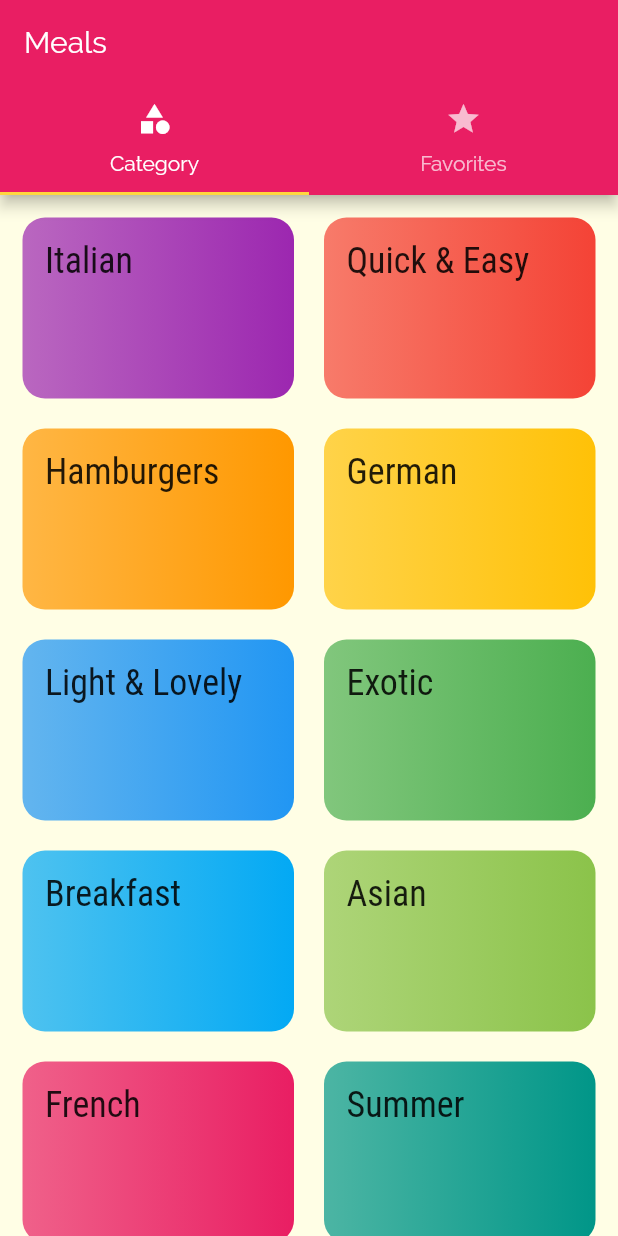
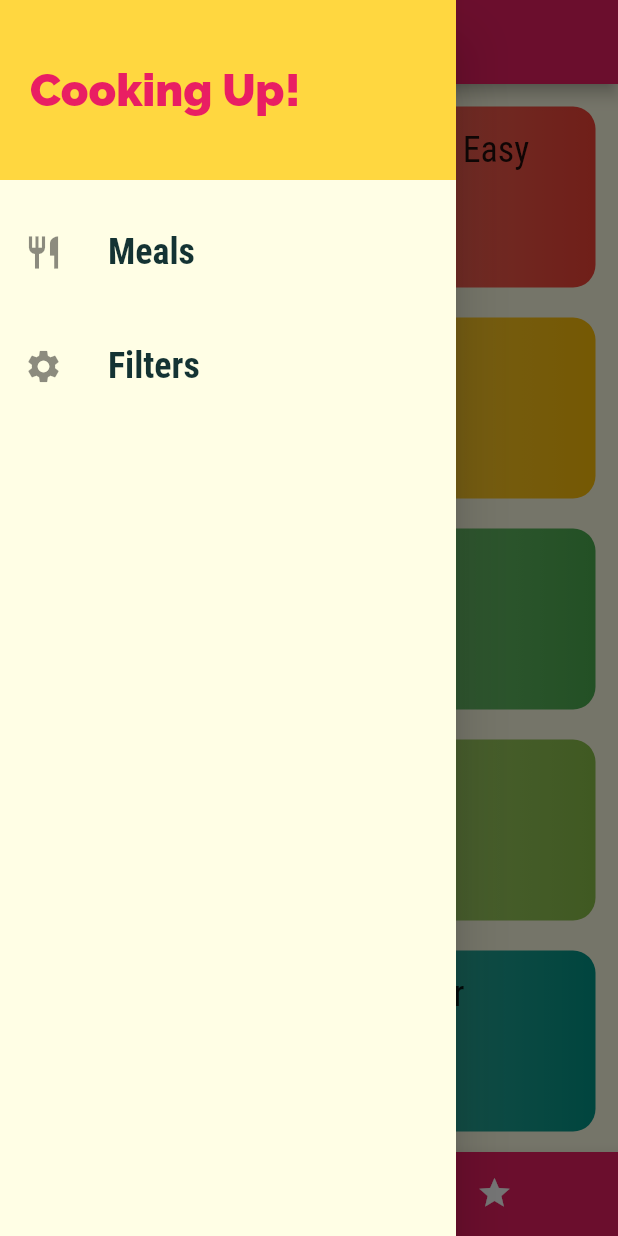
Before and after one commit to VanHungLe0611/FoodApp, a Flutter app: the screen it shows after launch, with the side drawer open (before the commit the screen has no drawer), on a phone screen of 412 x 824 dp. Run offline on Flutter 3.47's test engine with Material 2 defaults, Android fonts, the phone set to English and light mode, and no system bars.

Commit message:
add food filter

```diff
--- a/lib/main.dart
+++ b/lib/main.dart
@@ -1,15 +1,54 @@
+import 'package:FoodApp/dummy_data.dart';
 import 'package:FoodApp/screens/categories_screen.dart';
 import 'package:FoodApp/screens/category_meals_screen.dart';
+import 'package:FoodApp/screens/filters_screen.dart';
 import 'package:FoodApp/screens/meal_detail_screen.dart';
 import 'package:FoodApp/screens/tabs_screen.dart';
 import 'package:flutter/material.dart';
+
+import 'models/meal.dart';
 
 void main() {
   runApp(MyApp());
 }
 
-class MyApp extends StatelessWidget {
+class MyApp extends StatefulWidget {
   // This widget is the root of your application.
+  @override
+  _MyAppState createState() => _MyAppState();
+}
+
+class _MyAppState extends State<MyApp> {
+  Map<String, bool> _filters = {
+    'gluten': false,
+    'lactose': false,
+    'vegan': false,
+    'vegetarian': false
+  };
+
+  List<Meal> _availableMeals = DUMMY_MEALS;
+
+  void _setFilters(Map<String, bool> filterData) {
+    setState(() {
+      _filters = filterData;
+      _availableMeals = DUMMY_MEALS.where((meal) {
+        if (_filters['gluten'] && !meal.isGlutenFree) {
+          return false;
+        }
+        if (_filters['lactose'] && !meal.isLactoseFree) {
+          return false;
+        }
+        if (_filters['vegan'] && !meal.isVegan) {
+          return false;
+        }
+        if (_filters['vegetarian'] && !meal.isVegetarian) {
+          return false;
+        }
+        return true;
+      }).toList();
+    });
+  }
+
   @override
   Widget build(BuildContext context) {
     return MaterialApp(
@@ -30,16 +69,20 @@ class MyApp extends StatelessWidget {
       initialRoute: 'mainScreen',
       routes: {
         'mainScreen': (context) => TabsScreen(),
-        CategoryMealsScreen.routeName: (context) => CategoryMealsScreen(),
-        MealDetailScreen.routeName : (context) => MealDetailScreen(),
+        CategoryMealsScreen.routeName: (context) =>
+            CategoryMealsScreen(_availableMeals),
+        MealDetailScreen.routeName: (context) => MealDetailScreen(),
+        FiltersScreen.routeName: (context) => FiltersScreen(_filters,_setFilters),
       },
-      onGenerateRoute: (settings){
+      onGenerateRoute: (settings) {
         print(settings.arguments);
-        return MaterialPageRoute(builder: (context) => CategoriesScreen(),);
+        return MaterialPageRoute(
+          builder: (context) => CategoriesScreen(),
+        );
       },
-      onUnknownRoute: (settings){
+      onUnknownRoute: (settings) {
         return MaterialPageRoute(builder: (context) => CategoriesScreen());
-      } ,
+      },
     );
   }
 }
--- a/lib/screens/tabs_screen.dart
+++ b/lib/screens/tabs_screen.dart
@@ -1,5 +1,6 @@
 import 'package:FoodApp/screens/categories_screen.dart';
 import 'package:FoodApp/screens/favorites_screen.dart';
+import 'package:FoodApp/widgets/main_drawer.dart';
 import 'package:flutter/material.dart';
 
 class TabsScreen extends StatefulWidget {
@@ -8,26 +9,63 @@ class TabsScreen extends StatefulWidget {
 }
 
 class _TabsScreenState extends State<TabsScreen> {
+  // final List<Widget> _pages = [CategoriesScreen(), FavoritesScreen()];
+
+  final List<Map<String, Object>> _pages = [
+    {'page' : CategoriesScreen(), 'title' : 'Categories'},
+    {'page' :  FavoritesScreen(), 'title' : 'Your Favorites'},
+  ];
+
+  int _selectedPageIndex = 0;
+
+  void _selectPage(int index) {
+    setState(() {
+      _selectedPageIndex = index;
+    });
+  }
+
   @override
   Widget build(BuildContext context) {
-    return DefaultTabController(
-        length: 2,
-        child: Scaffold(
-          appBar: AppBar(
-            title: Text("Meals"),
-            bottom: TabBar(tabs: <Widget>[
-              Tab(
-                icon: Icon(Icons.category),
-                text: 'Category',
-              ),
-              Tab(
-                icon: Icon(Icons.star),
-                text: 'Favorites',
-              ),
-            ]),
-          ),
-          body: TabBarView(
-              children: <Widget>[CategoriesScreen(), FavoritesScreen()]),
-        ));
+    // return DefaultTabController(
+    //     initialIndex: 0,
+    //     length: 2,
+    //     child: Scaffold(
+    //       appBar: AppBar(
+    //         title: Text("Meals"),
+    //         bottom: TabBar(tabs: <Widget>[
+    //           Tab(
+    //             icon: Icon(Icons.category),
+    //             text: 'Category',
+    //           ),
+    //           Tab(
+    //             icon: Icon(Icons.star),
+    //             text: 'Favorites',
+    //           ),
+    //         ]),
+    //       ),
+    //       body: TabBarView(
+    //           children: <Widget>[CategoriesScreen(), FavoritesScreen()]),
+    //     ));
+    return Scaffold(
+      appBar: AppBar(
+        title: Text(_pages[_selectedPageIndex]['title']),
+      ),
+      drawer: MainDrawer(),
+      body: _pages[_selectedPageIndex]['page'],
+      bottomNavigationBar: BottomNavigationBar(onTap: _selectPage,
+          backgroundColor: Theme.of(context).primaryColor,
+          unselectedItemColor: Colors.white,
+          selectedItemColor: Theme.of(context).accentColor,
+          currentIndex: _selectedPageIndex,
+          type: BottomNavigationBarType.shifting,
+          items: [
+            BottomNavigationBarItem(
+                backgroundColor: Theme.of(context).primaryColor,
+                icon: Icon(Icons.category), title: Text("Category")),
+            BottomNavigationBarItem(
+               backgroundColor: Theme.of(context).primaryColor,
+                icon: Icon(Icons.star), title: Text("Favorites")),
+          ]),
+    );
   }
 }
--- /dev/null
+++ b/lib/widgets/main_drawer.dart
@@ -0,0 +1,50 @@
+import 'package:FoodApp/screens/filters_screen.dart';
+import 'package:flutter/material.dart';
+
+class MainDrawer extends StatelessWidget {
+  Widget buildListTile(String title, IconData icon, Function tabHandler) {
+    return ListTile(
+      leading: Icon(icon, size: 26),
+      title: Text(
+        title,
+        style: TextStyle(
+            fontFamily: 'RobotoCondensed',
+            fontSize: 24,
+            fontWeight: FontWeight.bold),
+      ),
+      onTap: tabHandler,
+    );
+  }
+
+  @override
+  Widget build(BuildContext context) {
+    return Drawer(
+      child: Column(
+        children: <Widget>[
+          Container(
+            height: 120,
+            width: double.infinity,
+            padding: EdgeInsets.all(20),
+            alignment: Alignment.centerLeft,
+            color: Theme.of(context).accentColor,
+            child: Text(
+              'Cooking Up!',
+              style: TextStyle(
+                  fontWeight: FontWeight.w900,
+                  fontSize: 30,
+                  color: Theme.of(context).primaryColor),
+            ),
+          ),
+          SizedBox(height: 20),
+          buildListTile("Meals", Icons.restaurant, () {
+            Navigator.of(context).pushReplacementNamed('mainScreen');
+          }),
+          SizedBox(height: 20),
+          buildListTile("Filters", Icons.settings, () {
+            Navigator.of(context).pushReplacementNamed(FiltersScreen.routeName);
+          }),
+        ],
+      ),
+    );
+  }
+}
```
Also changed, not shown: lib/screens/category_meals_screen.dart (+53 -18 lines), lib/screens/filters_screen.dart (added, +136 -0 lines), lib/screens/meal_detail_screen.dart (+8 -2 lines), lib/widgets/meal_item.dart (+8 -2 lines).
